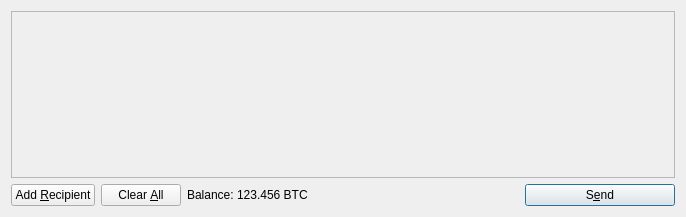
Before: the Qt Designer form src/qt/forms/sendcoinsdialog.ui in Tillkoeln/Tillkoelns-World-Domination-Machine, drawn with Qt 5.
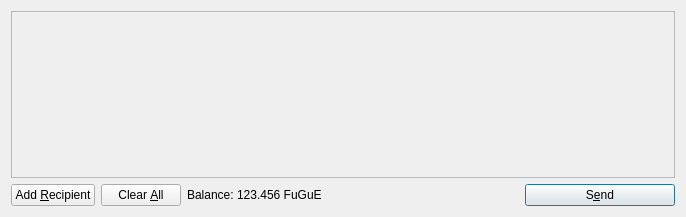
After: the same form once the commit is applied. Icons and pictures are not drawn.

Patch:
```diff
--- a/src/qt/forms/sendcoinsdialog.ui
+++ b/src/qt/forms/sendcoinsdialog.ui
@@ -119,7 +119,7 @@
           <cursorShape>IBeamCursor</cursorShape>
          </property>
          <property name="text">
-          <string>123.456 BTC</string>
+          <string>123.456 FuGuE</string>
          </property>
          <property name="textInteractionFlags">
           <set>Qt::LinksAccessibleByMouse|Qt::TextSelectableByKeyboard|Qt::TextSelectableByMouse</set>
```
